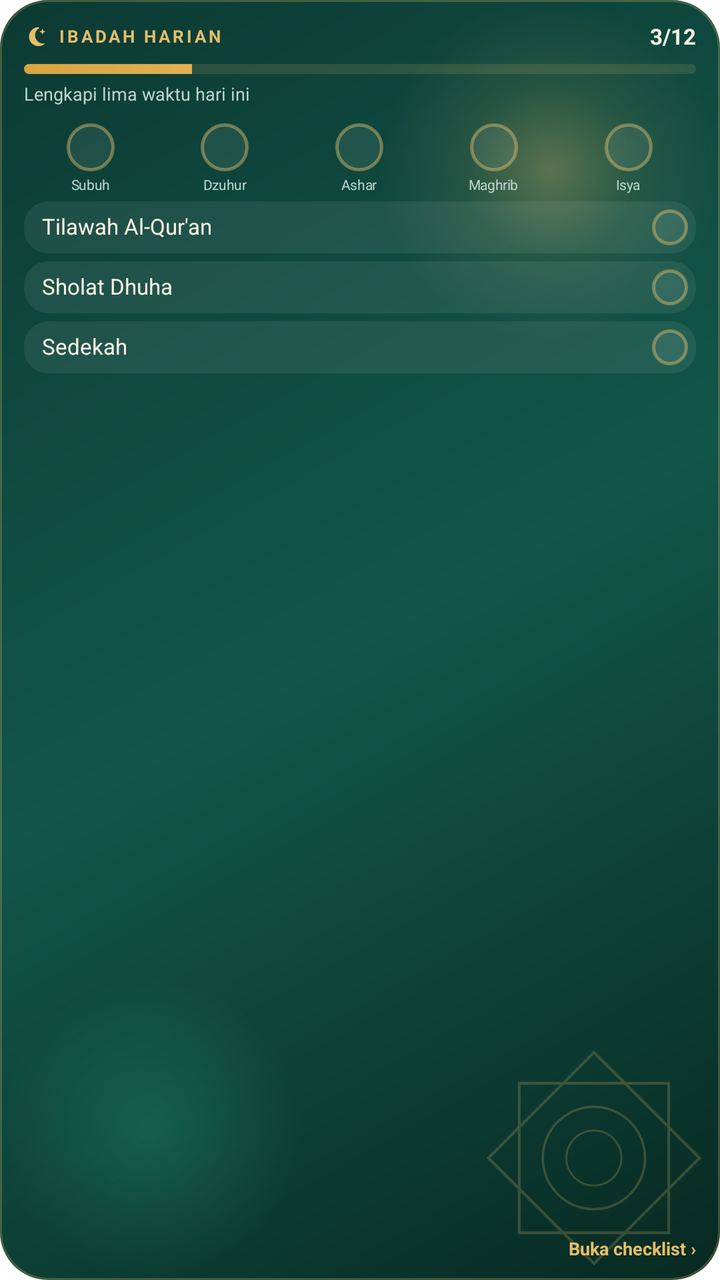
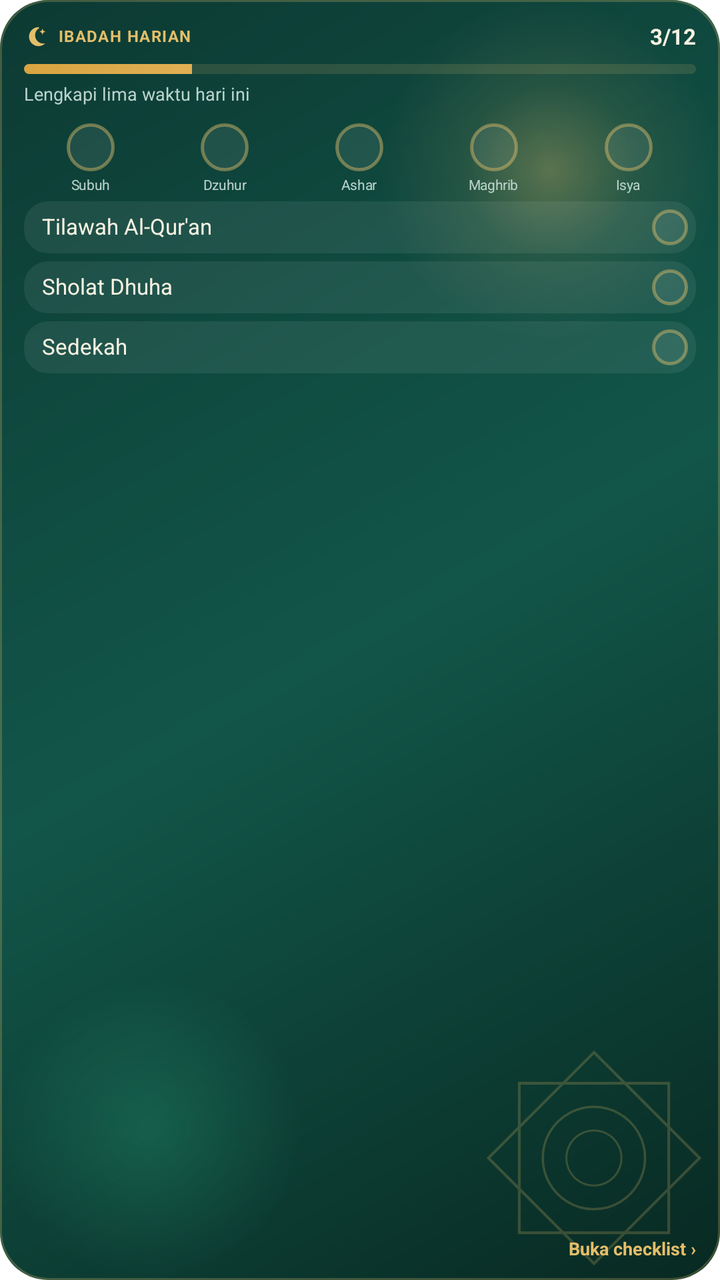

Two renders of the same Android screen: before a commit and after it. Below are the layout's source before the change and the commit's diff.
<!-- AndroidManifest.xml: fallback theme Theme.MaterialComponents.DayNight.NoActionBar -->
<!-- res/layout/ibadah_widget_layout.xml -->
<?xml version="1.0" encoding="utf-8"?>
<FrameLayout
    xmlns:android="http://schemas.android.com/apk/res/android"
    android:id="@+id/ib_root"
    android:layout_width="match_parent"
    android:layout_height="match_parent"
    android:background="@drawable/ramadan_widget_bg">

    <LinearLayout
        android:layout_width="match_parent"
        android:layout_height="match_parent"
        android:orientation="vertical"
        android:paddingStart="12dp"
        android:paddingEnd="12dp"
        android:paddingTop="12dp"
        android:paddingBottom="10dp">

        
        <LinearLayout
            android:layout_width="match_parent"
            android:layout_height="wrap_content"
            android:orientation="horizontal"
            android:gravity="center_vertical">

            <ImageView
                android:layout_width="12dp"
                android:layout_height="12dp"
                android:src="@drawable/widget_ic_crescent"
                android:tint="#E3BE6A"
                android:importantForAccessibility="no" />

            <TextView
                android:id="@+id/ib_kicker"
                android:layout_width="0dp"
                android:layout_height="wrap_content"
                android:layout_weight="1"
                android:layout_marginStart="5dp"
                android:text="IBADAH HARIAN"
                android:textSize="8.5sp"
                android:textStyle="bold"
                android:letterSpacing="0.15"
                android:maxLines="1"
                android:ellipsize="end"
                android:includeFontPadding="false"
                android:textColor="#E3BE6A" />

            <TextView
                android:id="@+id/ib_count"
                android:layout_width="wrap_content"
                android:layout_height="wrap_content"
                android:text="3/12"
                android:textSize="11sp"
                android:textStyle="bold"
                android:fontFeatureSettings="tnum"
                android:includeFontPadding="false"
                android:textColor="#F7F1E1" />
        </LinearLayout>

        <ProgressBar
            android:id="@+id/ib_progress"
            style="@android:style/Widget.ProgressBar.Horizontal"
            android:layout_width="match_parent"
            android:layout_height="5dp"
            android:layout_marginTop="7dp"
            android:max="1000"
            android:progress="250"
            android:progressDrawable="@drawable/tracker_bar" />

        <TextView
            android:id="@+id/ib_streak"
            android:layout_width="match_parent"
            android:layout_height="wrap_content"
            android:layout_marginTop="5dp"
            android:text="Lengkapi lima waktu hari ini"
            android:textSize="9sp"
            android:maxLines="1"
            android:ellipsize="end"
            android:includeFontPadding="false"
            android:textColor="#B9D3CB" />

        
        <LinearLayout
            android:id="@+id/ib_sholat_row"
            android:layout_width="match_parent"
            android:layout_height="wrap_content"
            android:layout_marginTop="9dp"
            android:orientation="horizontal">

            <LinearLayout
                android:id="@+id/ib_sholat_0"
                android:layout_width="0dp"
                android:layout_height="wrap_content"
                android:layout_weight="1"
                android:orientation="vertical"
                android:gravity="center_horizontal">

                <ImageView
                    android:id="@+id/ib_sholat_dot_0"
                    android:layout_width="24dp"
                    android:layout_height="24dp"
                    android:src="@drawable/tracker_dot_todo"
                    android:contentDescription="Subuh" />

                <TextView
                    android:id="@+id/ib_sholat_name_0"
                    android:layout_width="wrap_content"
                    android:layout_height="wrap_content"
                    android:layout_marginTop="3dp"
                    android:text="Subuh"
                    android:textSize="7sp"
                    android:letterSpacing="-0.02"
                    android:maxLines="1"
                    android:includeFontPadding="false"
                    android:textColor="#B9D3CB" />
            </LinearLayout>

            <LinearLayout
                android:id="@+id/ib_sholat_1"
                android:layout_width="0dp"
                android:layout_height="wrap_content"
                android:layout_weight="1"
                android:orientation="vertical"
                android:gravity="center_horizontal">

                <ImageView
                    android:id="@+id/ib_sholat_dot_1"
                    android:layout_width="24dp"
                    android:layout_height="24dp"
                    android:src="@drawable/tracker_dot_todo"
                    android:contentDescription="Dzuhur" />

                <TextView
                    android:id="@+id/ib_sholat_name_1"
                    android:layout_width="wrap_content"
                    android:layout_height="wrap_content"
                    android:layout_marginTop="3dp"
                    android:text="Dzuhur"
                    android:textSize="7sp"
                    android:letterSpacing="-0.02"
                    android:maxLines="1"
                    android:includeFontPadding="false"
                    android:textColor="#B9D3CB" />
            </LinearLayout>

            <LinearLayout
                android:id="@+id/ib_sholat_2"
                android:layout_width="0dp"
                android:layout_height="wrap_content"
                android:layout_weight="1"
                android:orientation="vertical"
                android:gravity="center_horizontal">

                <ImageView
                    android:id="@+id/ib_sholat_dot_2"
                    android:layout_width="24dp"
                    android:layout_height="24dp"
                    android:src="@drawable/tracker_dot_todo"
                    android:contentDescription="Ashar" />

                <TextView
                    android:id="@+id/ib_sholat_name_2"
                    android:layout_width="wrap_content"
                    android:layout_height="wrap_content"
                    android:layout_marginTop="3dp"
                    android:text="Ashar"
                    android:textSize="7sp"
                    android:letterSpacing="-0.02"
                    android:maxLines="1"
                    android:includeFontPadding="false"
                    android:textColor="#B9D3CB" />
            </LinearLayout>

            <LinearLayout
                android:id="@+id/ib_sholat_3"
                android:layout_width="0dp"
                android:layout_height="wrap_content"
                android:layout_weight="1"
                android:orientation="vertical"
                android:gravity="center_horizontal">

                <ImageView
                    android:id="@+id/ib_sholat_dot_3"
                    android:layout_width="24dp"
                    android:layout_height="24dp"
                    android:src="@drawable/tracker_dot_todo"
                    android:contentDescription="Maghrib" />

                <TextView
                    android:id="@+id/ib_sholat_name_3"
                    android:layout_width="wrap_content"
                    android:layout_height="wrap_content"
                    android:layout_marginTop="3dp"
                    android:text="Maghrib"
                    android:textSize="7sp"
                    android:letterSpacing="-0.02"
                    android:maxLines="1"
                    android:includeFontPadding="false"
                    android:textColor="#B9D3CB" />
            </LinearLayout>

            <LinearLayout
                android:id="@+id/ib_sholat_4"
                android:layout_width="0dp"
                android:layout_height="wrap_content"
                android:layout_weight="1"
                android:orientation="vertical"
                android:gravity="center_horizontal">

                <ImageView
                    android:id="@+id/ib_sholat_dot_4"
                    android:layout_width="24dp"
                    android:layout_height="24dp"
                    android:src="@drawable/tracker_dot_todo"
                    android:contentDescription="Isya" />

                <TextView
                    android:id="@+id/ib_sholat_name_4"
                    android:layout_width="wrap_content"
                    android:layout_height="wrap_content"
                    android:layout_marginTop="3dp"
                    android:text="Isya"
                    android:textSize="7sp"
                    android:letterSpacing="-0.02"
                    android:maxLines="1"
                    android:includeFontPadding="false"
                    android:textColor="#B9D3CB" />
            </LinearLayout>
        </LinearLayout>

        <LinearLayout
            android:id="@+id/ib_row_0"
            android:layout_width="match_parent"
            android:layout_height="26dp"
            android:layout_marginTop="4dp"
            android:paddingStart="9dp"
            android:paddingEnd="4dp"
            android:orientation="horizontal"
            android:gravity="center_vertical"
            android:background="@drawable/tracker_row_bg"
            android:visibility="visible">

            <TextView
                android:id="@+id/ib_row_name_0"
                android:layout_width="0dp"
                android:layout_height="wrap_content"
                android:layout_weight="1"
                android:text="Tilawah Al-Qur'an"
                android:textSize="11sp"
                android:maxLines="1"
                android:ellipsize="end"
                android:includeFontPadding="false"
                android:textColor="#F7F1E1" />

            <TextView
                android:id="@+id/ib_row_meta_0"
                android:layout_width="wrap_content"
                android:layout_height="wrap_content"
                android:layout_marginEnd="4dp"
                android:textSize="9.5sp"
                android:textStyle="bold"
                android:fontFeatureSettings="tnum"
                android:includeFontPadding="false"
                android:textColor="#E3BE6A"
                android:visibility="gone" />

            <ImageView
                android:id="@+id/ib_row_check_0"
                android:layout_width="18dp"
                android:layout_height="18dp"
                android:src="@drawable/tracker_dot_todo"
                android:importantForAccessibility="no" />
        </LinearLayout>

        <LinearLayout
            android:id="@+id/ib_row_1"
            android:layout_width="match_parent"
            android:layout_height="26dp"
            android:layout_marginTop="4dp"
            android:paddingStart="9dp"
            android:paddingEnd="4dp"
            android:orientation="horizontal"
            android:gravity="center_vertical"
            android:background="@drawable/tracker_row_bg"
            android:visibility="visible">

            <TextView
                android:id="@+id/ib_row_name_1"
                android:layout_width="0dp"
                android:layout_height="wrap_content"
                android:layout_weight="1"
                android:text="Sholat Dhuha"
                android:textSize="11sp"
                android:maxLines="1"
                android:ellipsize="end"
                android:includeFontPadding="false"
                android:textColor="#F7F1E1" />

            <TextView
                android:id="@+id/ib_row_meta_1"
                android:layout_width="wrap_content"
                android:layout_height="wrap_content"
                android:layout_marginEnd="4dp"
                android:textSize="9.5sp"
                android:textStyle="bold"
                android:fontFeatureSettings="tnum"
                android:includeFontPadding="false"
                android:textColor="#E3BE6A"
                android:visibility="gone" />

            <ImageView
                android:id="@+id/ib_row_check_1"
                android:layout_width="18dp"
                android:layout_height="18dp"
                android:src="@drawable/tracker_dot_todo"
                android:importantForAccessibility="no" />
        </LinearLayout>

        <LinearLayout
            android:id="@+id/ib_row_2"
            android:layout_width="match_parent"
            android:layout_height="26dp"
            android:layout_marginTop="4dp"
            android:paddingStart="9dp"
            android:paddingEnd="4dp"
            android:orientation="horizontal"
            android:gravity="center_vertical"
            android:background="@drawable/tracker_row_bg"
            android:visibility="visible">

            <TextView
                android:id="@+id/ib_row_name_2"
                android:layout_width="0dp"
                android:layout_height="wrap_content"
                android:layout_weight="1"
                android:text="Sedekah"
                android:textSize="11sp"
                android:maxLines="1"
                android:ellipsize="end"
                android:includeFontPadding="false"
                android:textColor="#F7F1E1" />

            <TextView
                android:id="@+id/ib_row_meta_2"
                android:layout_width="wrap_content"
                android:layout_height="wrap_content"
                android:layout_marginEnd="4dp"
                android:textSize="9.5sp"
                android:textStyle="bold"
                android:fontFeatureSettings="tnum"
                android:includeFontPadding="false"
                android:textColor="#E3BE6A"
                android:visibility="gone" />

            <ImageView
                android:id="@+id/ib_row_check_2"
                android:layout_width="18dp"
                android:layout_height="18dp"
                android:src="@drawable/tracker_dot_todo"
                android:importantForAccessibility="no" />
        </LinearLayout>

        <LinearLayout
            android:id="@+id/ib_row_3"
            android:layout_width="match_parent"
            android:layout_height="26dp"
            android:layout_marginTop="4dp"
            android:paddingStart="9dp"
            android:paddingEnd="4dp"
            android:orientation="horizontal"
            android:gravity="center_vertical"
            android:background="@drawable/tracker_row_bg"
            android:visibility="gone">

            <TextView
                android:id="@+id/ib_row_name_3"
                android:layout_width="0dp"
                android:layout_height="wrap_content"
                android:layout_weight="1"
                android:text=""
                android:textSize="11sp"
                android:maxLines="1"
                android:ellipsize="end"
                android:includeFontPadding="false"
                android:textColor="#F7F1E1" />

            <TextView
                android:id="@+id/ib_row_meta_3"
                android:layout_width="wrap_content"
                android:layout_height="wrap_content"
                android:layout_marginEnd="4dp"
                android:textSize="9.5sp"
                android:textStyle="bold"
                android:fontFeatureSettings="tnum"
                android:includeFontPadding="false"
                android:textColor="#E3BE6A"
                android:visibility="gone" />

            <ImageView
                android:id="@+id/ib_row_check_3"
                android:layout_width="18dp"
                android:layout_height="18dp"
                android:src="@drawable/tracker_dot_todo"
                android:importantForAccessibility="no" />
        </LinearLayout>

        <LinearLayout
            android:id="@+id/ib_row_4"
            android:layout_width="match_parent"
            android:layout_height="26dp"
            android:layout_marginTop="4dp"
            android:paddingStart="9dp"
            android:paddingEnd="4dp"
            android:orientation="horizontal"
            android:gravity="center_vertical"
            android:background="@drawable/tracker_row_bg"
            android:visibility="gone">

            <TextView
                android:id="@+id/ib_row_name_4"
                android:layout_width="0dp"
                android:layout_height="wrap_content"
                android:layout_weight="1"
                android:text=""
                android:textSize="11sp"
                android:maxLines="1"
                android:ellipsize="end"
                android:includeFontPadding="false"
                android:textColor="#F7F1E1" />

            <TextView
                android:id="@+id/ib_row_meta_4"
                android:layout_width="wrap_content"
                android:layout_height="wrap_content"
                android:layout_marginEnd="4dp"
                android:textSize="9.5sp"
                android:textStyle="bold"
                android:fontFeatureSettings="tnum"
                android:includeFontPadding="false"
                android:textColor="#E3BE6A"
                android:visibility="gone" />

            <ImageView
                android:id="@+id/ib_row_check_4"
                android:layout_width="18dp"
                android:layout_height="18dp"
                android:src="@drawable/tracker_dot_todo"
                android:importantForAccessibility="no" />
        </LinearLayout>

        <LinearLayout
            android:id="@+id/ib_row_5"
            android:layout_width="match_parent"
            android:layout_height="26dp"
            android:layout_marginTop="4dp"
            android:paddingStart="9dp"
            android:paddingEnd="4dp"
            android:orientation="horizontal"
            android:gravity="center_vertical"
            android:background="@drawable/tracker_row_bg"
            android:visibility="gone">

            <TextView
                android:id="@+id/ib_row_name_5"
                android:layout_width="0dp"
                android:layout_height="wrap_content"
                android:layout_weight="1"
                android:text=""
                android:textSize="11sp"
                android:maxLines="1"
                android:ellipsize="end"
                android:includeFontPadding="false"
                android:textColor="#F7F1E1" />

            <TextView
                android:id="@+id/ib_row_meta_5"
                android:layout_width="wrap_content"
                android:layout_height="wrap_content"
                android:layout_marginEnd="4dp"
                android:textSize="9.5sp"
                android:textStyle="bold"
                android:fontFeatureSettings="tnum"
                android:includeFontPadding="false"
                android:textColor="#E3BE6A"
                android:visibility="gone" />

            <ImageView
                android:id="@+id/ib_row_check_5"
                android:layout_width="18dp"
                android:layout_height="18dp"
                android:src="@drawable/tracker_dot_todo"
                android:importantForAccessibility="no" />
        </LinearLayout>

        <LinearLayout
            android:id="@+id/ib_row_6"
            android:layout_width="match_parent"
            android:layout_height="26dp"
            android:layout_marginTop="4dp"
            android:paddingStart="9dp"
            android:paddingEnd="4dp"
            android:orientation="horizontal"
            android:gravity="center_vertical"
            android:background="@drawable/tracker_row_bg"
            android:visibility="gone">

            <TextView
                android:id="@+id/ib_row_name_6"
                android:layout_width="0dp"
                android:layout_height="wrap_content"
                android:layout_weight="1"
                android:text=""
                android:textSize="11sp"
                android:maxLines="1"
                android:ellipsize="end"
                android:includeFontPadding="false"
                android:textColor="#F7F1E1" />

            <TextView
                android:id="@+id/ib_row_meta_6"
                android:layout_width="wrap_content"
                android:layout_height="wrap_content"
                android:layout_marginEnd="4dp"
                android:textSize="9.5sp"
                android:textStyle="bold"
                android:fontFeatureSettings="tnum"
                android:includeFontPadding="false"
                android:textColor="#E3BE6A"
                android:visibility="gone" />

            <ImageView
                android:id="@+id/ib_row_check_6"
                android:layout_width="18dp"
                android:layout_height="18dp"
                android:src="@drawable/tracker_dot_todo"
                android:importantForAccessibility="no" />
        </LinearLayout>

        
        <FrameLayout
            android:layout_width="match_parent"
            android:layout_height="0dp"
            android:layout_weight="1" />

        <TextView
            android:id="@+id/ib_more"
            android:layout_width="match_parent"
            android:layout_height="wrap_content"
            android:gravity="end"
            android:text="Buka checklist ›"
            android:textSize="9sp"
            android:textStyle="bold"
            android:maxLines="1"
            android:includeFontPadding="false"
            android:textColor="#E3BE6A" />
    </LinearLayout>
</FrameLayout>
<!-- resources referenced by this layout -->
<resources>
  <!-- drawable tracker_bar (drawable) -->
  <?xml version="1.0" encoding="utf-8"?>
  <layer-list xmlns:android="http://schemas.android.com/apk/res/android">
      <item android:id="@android:id/background">
          <shape>
              <corners android:radius="99dp" />
              <solid android:color="#26E3BE6A" />
          </shape>
      </item>
      <item android:id="@android:id/progress">
          <clip>
              <shape>
                  <corners android:radius="99dp" />
                  <gradient
                      android:angle="0"
                      android:startColor="#D9A441"
                      android:endColor="#F2D38A" />
              </shape>
          </clip>
      </item>
  </layer-list>
  <!-- drawable tracker_dot_todo (drawable) -->
  <?xml version="1.0" encoding="utf-8"?>
  <shape xmlns:android="http://schemas.android.com/apk/res/android" android:shape="oval">
      <solid android:color="#14FFFFFF" />
      <stroke android:width="1.5dp" android:color="#73E3BE6A" />
  </shape>
  <!-- drawable tracker_row_bg (drawable) -->
  <?xml version="1.0" encoding="utf-8"?>
  <shape xmlns:android="http://schemas.android.com/apk/res/android">
      <corners android:radius="12dp" />
      <solid android:color="#12FFFFFF" />
  </shape>
  <!-- drawable widget_ic_crescent (drawable) -->
  <?xml version="1.0" encoding="utf-8"?>
  <vector xmlns:android="http://schemas.android.com/apk/res/android"
      android:width="24dp" android:height="24dp"
      android:viewportWidth="24" android:viewportHeight="24">
      <path android:fillColor="#FFFFFFFF"
          android:pathData="M14.5,2.5c-5.2,0 -9.5,4.3 -9.5,9.5s4.3,9.5 9.5,9.5c2.6,0 5,-1.1 6.7,-2.8c-0.6,0.1 -1.2,0.2 -1.8,0.2c-4.6,0 -8.3,-3.7 -8.3,-8.3c0,-3 1.6,-5.7 4.1,-7.1C15,2.6 14.8,2.5 14.5,2.5z" />
      <path android:fillColor="#FFFFFFFF"
          android:pathData="M18.5,4l0.9,2.1L21.5,7l-2.1,0.9L18.5,10l-0.9,-2.1L15.5,7l2.1,-0.9z" />
  </vector>
  <!-- drawable ramadan_ornament_star (drawable) -->
  <?xml version="1.0" encoding="utf-8"?>
  <vector xmlns:android="http://schemas.android.com/apk/res/android"
      android:width="120dp" android:height="120dp"
      android:viewportWidth="120" android:viewportHeight="120"
      android:alpha="0.22">
      <path android:strokeColor="#E3BE6A" android:strokeWidth="1.4" android:fillColor="#00000000"
          android:pathData="M22,22 H98 V98 H22 Z" />
      <path android:strokeColor="#E3BE6A" android:strokeWidth="1.4" android:fillColor="#00000000"
          android:pathData="M60,6.3 L113.7,60 L60,113.7 L6.3,60 Z" />
      <path android:strokeColor="#E3BE6A" android:strokeWidth="1.2" android:fillColor="#00000000"
          android:pathData="M60,34 A26,26 0 1,1 59.9,34 Z" />
      <path android:strokeColor="#E3BE6A" android:strokeWidth="1" android:fillColor="#00000000"
          android:pathData="M60,46 A14,14 0 1,1 59.9,46 Z" />
  </vector>
</resources>

<!-- the commit's change to res/layout/ibadah_widget_layout.xml (unified diff, before → after) -->
@@ -36,9 +36,9 @@
                 android:layout_weight="1"
                 android:layout_marginStart="5dp"
                 android:text="IBADAH HARIAN"
-                android:textSize="8.5sp"
-                android:textStyle="bold"
-                android:letterSpacing="0.15"
+                android:textSize="8sp"
+                android:textStyle="bold"
+                android:letterSpacing="0.06"
                 android:maxLines="1"
                 android:ellipsize="end"
                 android:includeFontPadding="false"
